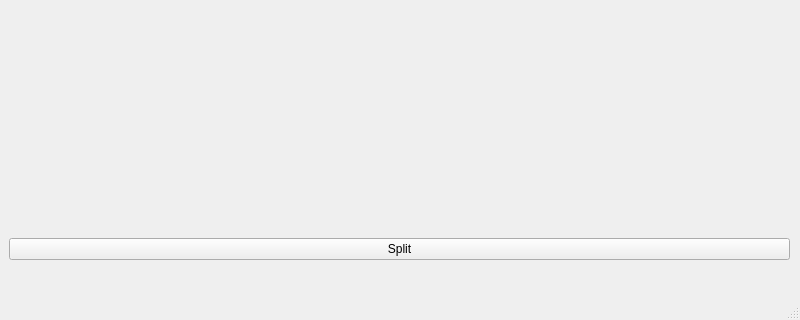
Qt form mainwindow.ui (Addi90/NSPlit) before a commit; both pictures show x 0 to 800 and y 280 to 600 of the 800 by 600 pixel window.
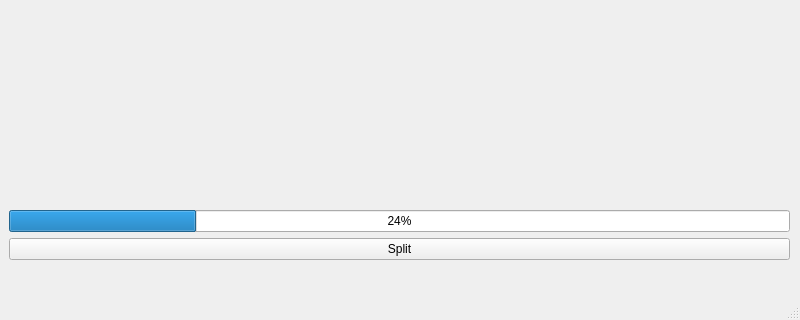
The same form after that commit.

What changed in the file:
```diff
--- a/mainwindow.ui
+++ b/mainwindow.ui
@@ -108,9 +108,15 @@
       </spacer>
      </item>
      <item>
-      <widget class="QLabel" name="label_4">
-       <property name="text">
-        <string> </string>
+      <widget class="QProgressBar" name="progressBar">
+       <property name="enabled">
+        <bool>true</bool>
+       </property>
+       <property name="value">
+        <number>24</number>
+       </property>
+       <property name="textVisible">
+        <bool>true</bool>
        </property>
       </widget>
      </item>
```
